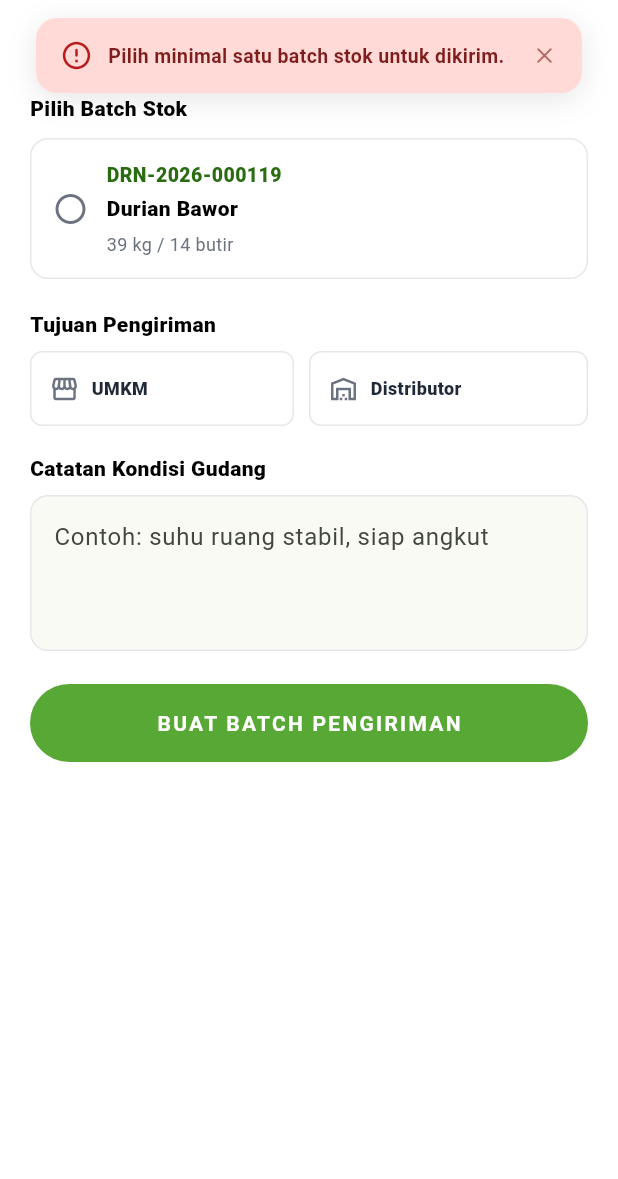
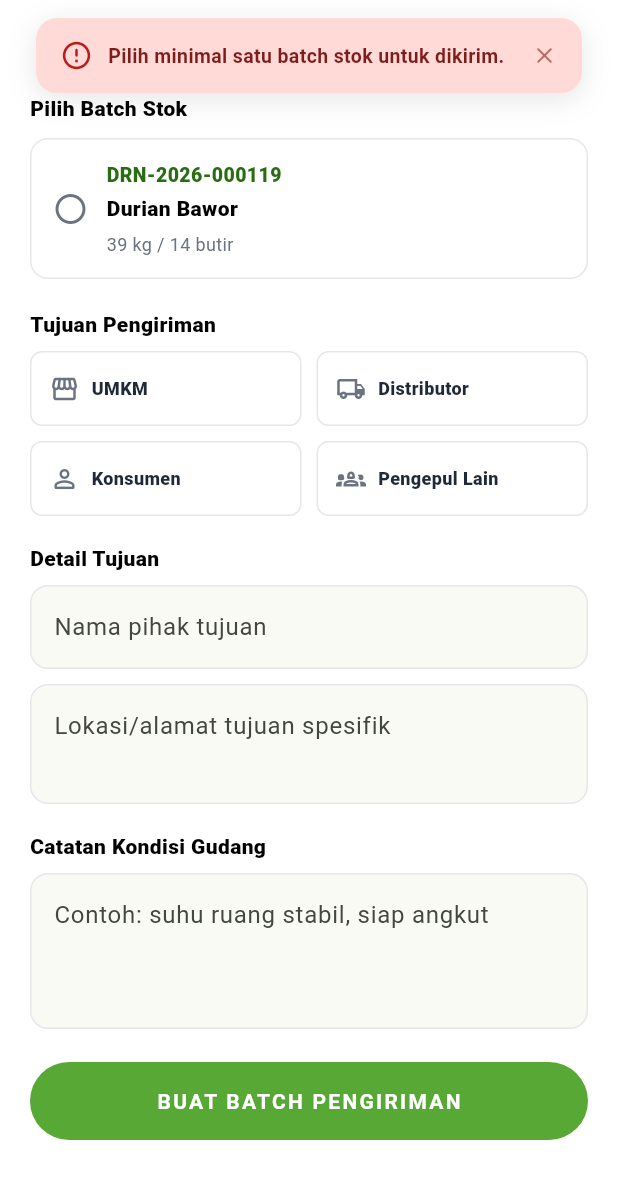
Before and after one commit to MISBAHULLL/Traceability_Durian, a Flutter app: the CreateShipmentBatchScreen screen opened directly, after a tap on "BUAT BATCH PENGIRIMAN", on a phone screen of 412 x 824 dp. Shown: the top 1179 px of the screen. Run offline on Flutter 3.47's test engine with Material 3 defaults, Android fonts, the phone set to English and light mode, and no system bars; our stand-ins replace connectivity_plus, device_preview, geolocator, image_picker, qr_flutter, shared_preferences; missing offline and left inert: mobile_scanner; accounts and stored records are empty.

Commit message:
membuat logic pengiriman dari pengepul ke pengepul lain

```diff
--- a/lib/features/collector/models/collector_shipment_batch.dart
+++ b/lib/features/collector/models/collector_shipment_batch.dart
@@ -6,7 +6,7 @@ enum CollectorShipmentStatus { readyToShip, sent, completed }
 
 // [DB - Model/Entity] Enum ini membedakan penerima manifest agar pengiriman
 // langsung ke UMKM tidak masuk ke antrean operasional distributor.
-enum ShipmentDestinationType { umkm, distributor }
+enum ShipmentDestinationType { umkm, distributor, consumer, collector }
 
 extension ShipmentDestinationTypeX on ShipmentDestinationType {
   String get label {
@@ -15,6 +15,10 @@ extension ShipmentDestinationTypeX on ShipmentDestinationType {
         return 'UMKM';
       case ShipmentDestinationType.distributor:
         return 'Distributor';
+      case ShipmentDestinationType.consumer:
+        return 'Konsumen';
+      case ShipmentDestinationType.collector:
+        return 'Pengepul Lain';
     }
   }
 }
@@ -46,6 +50,8 @@ class CollectorShipmentBatch {
     required this.packagedAt,
     required this.status,
     this.destinationType = ShipmentDestinationType.distributor,
+    this.destinationName,
+    this.destinationLocation,
     this.warehouseNote,
     this.sentAt,
     this.completedAt,
@@ -61,6 +67,8 @@ class CollectorShipmentBatch {
   final DateTime packagedAt;
   final CollectorShipmentStatus status;
   final ShipmentDestinationType destinationType;
+  final String? destinationName;
+  final String? destinationLocation;
   final String? warehouseNote;
   final DateTime? sentAt;
   final DateTime? completedAt;
@@ -70,6 +78,8 @@ class CollectorShipmentBatch {
   CollectorShipmentBatch copyWith({
     CollectorShipmentStatus? status,
     ShipmentDestinationType? destinationType,
+    String? destinationName,
+    String? destinationLocation,
     String? warehouseNote,
     DateTime? sentAt,
     DateTime? completedAt,
@@ -85,6 +95,8 @@ class CollectorShipmentBatch {
       packagedAt: packagedAt,
       status: status ?? this.status,
       destinationType: destinationType ?? this.destinationType,
+      destinationName: destinationName ?? this.destinationName,
+      destinationLocation: destinationLocation ?? this.destinationLocation,
       warehouseNote: warehouseNote ?? this.warehouseNote,
       sentAt: sentAt ?? this.sentAt,
       completedAt: completedAt ?? this.completedAt,
@@ -102,6 +114,8 @@ class CollectorShipmentBatch {
     'packagedAt': packagedAt.toIso8601String(),
     'status': status.name,
     'destinationType': destinationType.name,
+    'destinationName': destinationName,
+    'destinationLocation': destinationLocation,
     'warehouseNote': warehouseNote,
     'sentAt': sentAt?.toIso8601String(),
     'completedAt': completedAt?.toIso8601String(),
@@ -141,6 +155,8 @@ class CollectorShipmentBatch {
         (e) => e.name == json['destinationType'],
         orElse: () => ShipmentDestinationType.distributor,
       ),
+      destinationName: json['destinationName'] as String?,
+      destinationLocation: json['destinationLocation'] as String?,
       warehouseNote: json['warehouseNote'] as String?,
       sentAt: json['sentAt'] == null
           ? null
--- a/lib/features/collector/screens/add_transaction_screen.dart
+++ b/lib/features/collector/screens/add_transaction_screen.dart
@@ -974,7 +974,7 @@ class _WarehouseDropdown extends StatelessWidget {
         const _FieldLabel(label: 'Gudang Penyimpanan'),
         const SizedBox(height: 6),
         DropdownButtonFormField<String>(
-          value: warehouses.any((warehouse) => warehouse.id == selectedId)
+          initialValue: warehouses.any((warehouse) => warehouse.id == selectedId)
               ? selectedId
               : null,
           items: warehouses.map((warehouse) {
--- a/lib/features/collector/screens/collector_history_screen.dart
+++ b/lib/features/collector/screens/collector_history_screen.dart
@@ -217,7 +217,7 @@ class _ShipmentHistoryList extends StatelessWidget {
         icon: Icons.local_shipping_outlined,
         title: 'Belum ada aktivitas pengiriman',
         message:
-            'Manifest yang dibuat untuk UMKM atau distributor akan muncul di sini.',
+            'Manifest yang dibuat untuk UMKM, distributor, konsumen, atau pengepul lain akan muncul di sini.',
       );
     }
 
@@ -490,7 +490,10 @@ class _ShipmentHistoryCard extends StatelessWidget {
                         ),
                         const SizedBox(height: 3),
                         Text(
-                          'Tujuan ${shipment.destinationType.label}',
+                          shipment.destinationName?.trim().isNotEmpty == true
+                              ? '${shipment.destinationType.label} - '
+                                    '${shipment.destinationName!.trim()}'
+                              : 'Tujuan ${shipment.destinationType.label}',
                           style: const TextStyle(
                             fontSize: 13,
                             fontWeight: FontWeight.w700,
--- a/lib/features/collector/screens/collector_stock_screen.dart
+++ b/lib/features/collector/screens/collector_stock_screen.dart
@@ -1395,10 +1395,7 @@ class _StockCard extends StatelessWidget {
                 ),
                 const _MetricDivider(),
                 Expanded(
-                  child: _BatchMetric(
-                    label: 'Gudang',
-                    value: warehouseName,
-                  ),
+                  child: _BatchMetric(label: 'Gudang', value: warehouseName),
                 ),
               ],
             ),
--- a/lib/features/collector/screens/create_shipment_batch_screen.dart
+++ b/lib/features/collector/screens/create_shipment_batch_screen.dart
@@ -20,6 +20,8 @@ class CreateShipmentBatchScreen extends StatefulWidget {
 
 class _CreateShipmentBatchScreenState extends State<CreateShipmentBatchScreen> {
   final _repo = CollectorRepository.instance;
+  final _destinationNameCtrl = TextEditingController();
+  final _destinationLocationCtrl = TextEditingController();
   final _noteCtrl = TextEditingController();
   final _notification = TopNotification();
   final Set<String> _selectedCodes = {};
@@ -36,6 +38,8 @@ class _CreateShipmentBatchScreenState extends State<CreateShipmentBatchScreen> {
   void dispose() {
     _repo.removeListener(_onRepoChanged);
     _notification.dispose();
+    _destinationNameCtrl.dispose();
+    _destinationLocationCtrl.dispose();
     _noteCtrl.dispose();
     super.dispose();
   }
@@ -70,11 +74,19 @@ class _CreateShipmentBatchScreenState extends State<CreateShipmentBatchScreen> {
 
     final destinationType = _destinationType;
     if (destinationType == null) {
+      _notification.show(context, 'Pilih tujuan pengiriman.', isError: true);
+      return;
+    }
+    if (_destinationNameCtrl.text.trim().isEmpty) {
       _notification.show(
         context,
-        'Pilih tujuan pengiriman: UMKM atau distributor.',
+        'Nama pihak tujuan wajib diisi.',
         isError: true,
       );
+      return;
+    }
+    if (_destinationLocationCtrl.text.trim().isEmpty) {
+      _notification.show(context, 'Lokasi tujuan wajib diisi.', isError: true);
       return;
     }
 
@@ -85,6 +97,8 @@ class _CreateShipmentBatchScreenState extends State<CreateShipmentBatchScreen> {
     final shipment = _repo.createShipmentBatch(
       sourceBatchCodes: _selectedCodes.toList(),
       destinationType: destinationType,
+      destinationName: _destinationNameCtrl.text,
+      destinationLocation: _destinationLocationCtrl.text,
       warehouseNote: _noteCtrl.text,
     );
 
@@ -142,6 +156,19 @@ class _CreateShipmentBatchScreenState extends State<CreateShipmentBatchScreen> {
                           onChanged: (value) {
                             setState(() => _destinationType = value);
                           },
+                        ),
+                        const SizedBox(height: 18),
+                        const _SectionTitle(title: 'Detail Tujuan'),
+                        const SizedBox(height: 8),
+                        _ShipmentTextField(
+                          controller: _destinationNameCtrl,
+                          hintText: 'Nama pihak tujuan',
+                        ),
+                        const SizedBox(height: 10),
+                        _ShipmentTextField(
+                          controller: _destinationLocationCtrl,
+                          hintText: 'Lokasi/alamat tujuan spesifik',
+                          maxLines: 2,
                         ),
                         const SizedBox(height: 18),
                         const _SectionTitle(title: 'Catatan Kondisi Gudang'),
@@ -214,6 +241,46 @@ class _EmptyAvailableBatch extends StatelessWidget {
   }
 }
 
+class _ShipmentTextField extends StatelessWidget {
+  const _ShipmentTextField({
+    required this.controller,
+    required this.hintText,
+    this.maxLines = 1,
+  });
+
+  final TextEditingController controller;
+  final String hintText;
+  final int maxLines;
+
+  @override
+  Widget build(BuildContext context) {
+    return TextField(
+      controller: controller,
+      maxLines: maxLines,
+      decoration: InputDecoration(
+        hintText: hintText,
+        filled: true,
+        fillColor: AppColors.surface,
+        border: OutlineInputBorder(
+          borderRadius: BorderRadius.circular(12),
+          borderSide: const BorderSide(color: Color(0xFFE5E7EB)),
+        ),
+        enabledBorder: OutlineInputBorder(
+          borderRadius: BorderRadius.circular(12),
+          borderSide: const BorderSide(color: Color(0xFFE5E7EB)),
+        ),
+        focusedBorder: OutlineInputBorder(
+          borderRadius: BorderRadius.circular(12),
+          borderSide: const BorderSide(
+            color: AppColors.primaryContainer,
+            width: 2,
+          ),
+        ),
+      ),
+    );
+  }
+}
+
 // [FE - Component Rendering] Selector ini memisahkan jalur handover langsung
 // ke UMKM dan jalur skala besar melalui distributor tanpa aturan jumlah kaku.
 class _DestinationSelector extends StatelessWidget {
@@ -224,13 +291,16 @@ class _DestinationSelector extends StatelessWidget {
 
   @override
   Widget build(BuildContext context) {
-    return Row(
+    return LayoutBuilder(
+      builder: (context, constraints) {
+        final itemWidth = (constraints.maxWidth - 10) / 2;
+        return Wrap(
+          spacing: 10,
+          runSpacing: 10,
           children: ShipmentDestinationType.values.map((type) {
             final isSelected = selected == type;
-        final isLast = type == ShipmentDestinationType.values.last;
-        return Expanded(
-          child: Padding(
-            padding: EdgeInsets.only(right: isLast ? 0 : 10),
+            return SizedBox(
+              width: itemWidth,
               child: InkWell(
                 onTap: () => onChanged(type),
                 borderRadius: BorderRadius.circular(8),
@@ -254,9 +324,7 @@ class _DestinationSelector extends StatelessWidget {
                   child: Row(
                     children: [
                       Icon(
-                      type == ShipmentDestinationType.umkm
-                          ? Icons.storefront_outlined
-                          : Icons.warehouse_outlined,
+                        _destinationIcon(type),
                         size: 20,
                         color: isSelected
                             ? AppColors.primary
@@ -279,10 +347,24 @@ class _DestinationSelector extends StatelessWidget {
                   ),
                 ),
               ),
-          ),
             );
           }).toList(),
         );
+      },
+    );
+  }
+
+  IconData _destinationIcon(ShipmentDestinationType type) {
+    switch (type) {
+      case ShipmentDestinationType.umkm:
+        return Icons.storefront_outlined;
+      case ShipmentDestinationType.distributor:
+        return Icons.local_shipping_outlined;
+      case ShipmentDestinationType.consumer:
+        return Icons.person_outline_rounded;
+      case ShipmentDestinationType.collector:
+        return Icons.groups_2_outlined;
+    }
   }
 }
 
```
Also changed, not shown: lib/features/collector/data/collector_repository.dart (+16 -1 lines), lib/features/collector/screens/collector_shipments_screen.dart (+11 -1 lines), lib/features/collector/screens/shipment_qr_screen.dart (+12 -1 lines), lib/features/collector/models/collector_warehouse.dart (indentation only). Lines whose indentation alone changed are shown as unchanged.
